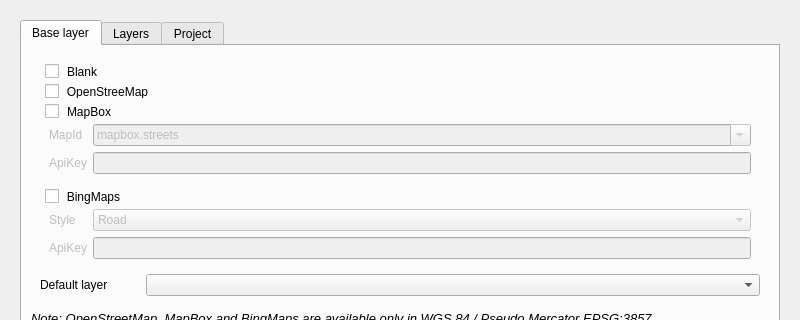
First picture: the form in publish_dialog.ui, repository gisquick/gisquick-qgis-plugin-old, before the edit; both pictures show x 0 to 800 and y 0 to 320 of the 800 by 582 pixel window.
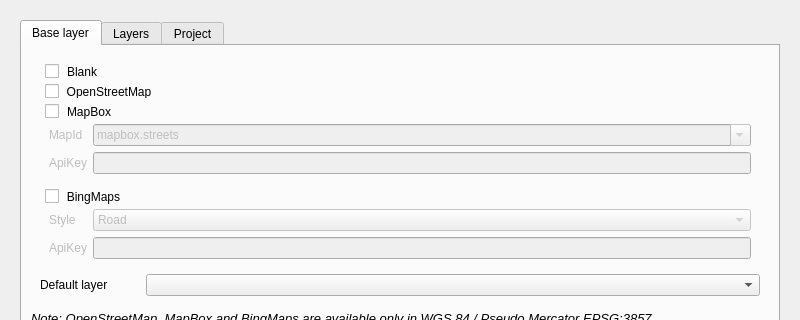
Second picture: the form after the edit. The open tabs and pages were chosen to show the change.

Commit message: fix typo in base osm label

The edit to the form file:
```diff
--- a/publish_dialog.ui
+++ b/publish_dialog.ui
@@ -125,7 +125,7 @@
            <item>
             <widget class="QGroupBox" name="osm">
              <property name="title">
-              <string>OpenStreeMap</string>
+              <string>OpenStreetMap</string>
              </property>
              <property name="checkable">
               <bool>true</bool>
```
